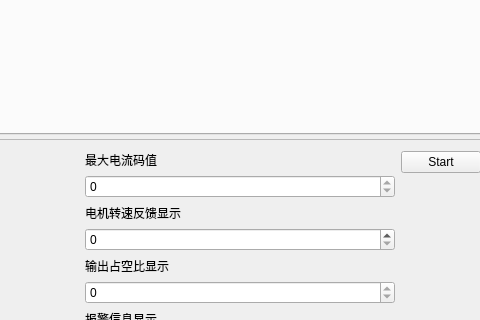
Liurunyuan/guiJ75, file mainwindow.ui: the form before one commit; both pictures show x 660 to 1140 and y 122 to 442 of the 1228 by 576 pixel window.
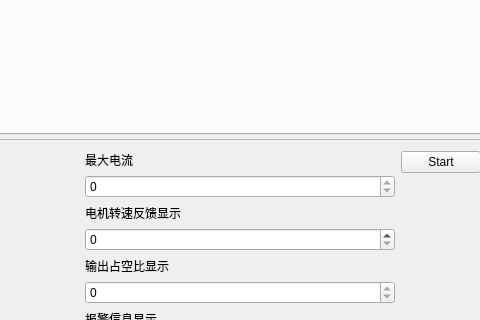
The form after the commit. Custom widgets are drawn as their Qt base class.

```diff
--- a/mainwindow.ui
+++ b/mainwindow.ui
@@ -141,7 +141,7 @@
           <item>
            <widget class="QLabel" name="label_7">
             <property name="text">
-             <string>最大电流码值</string>
+             <string>最大电流</string>
             </property>
            </widget>
           </item>
```
